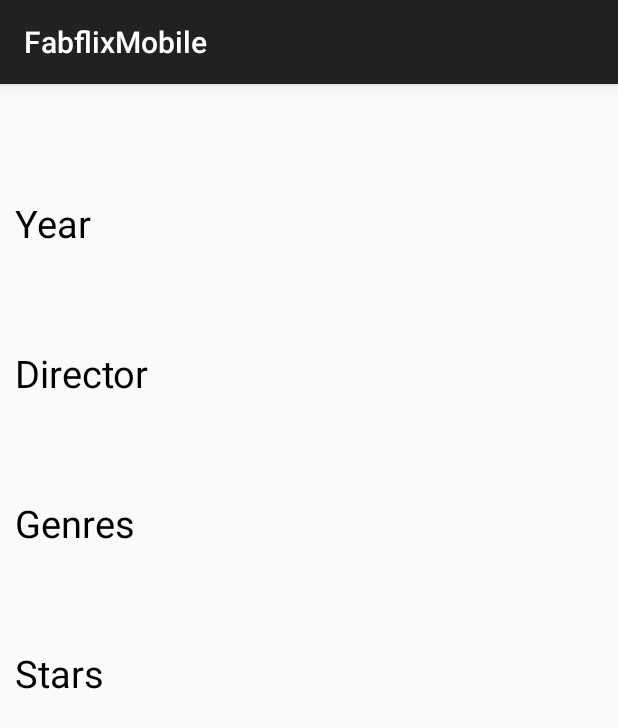
After one commit to jdluong/fabflix, an Android app: the SingleMovieActivity screen opened directly, with no data from a screen before it, on a phone screen of 412 x 824 dp. The commit adds this screen. Shown: the top 728 px of the screen. Run offline under Robolectric (Android 15) with nearby library versions, the phone set to English and light mode, and no system bars; 2 statements that could not run were skipped.

Commit message:
finished app ui/result loading

```diff
--- a/app/src/main/AndroidManifest.xml
+++ b/app/src/main/AndroidManifest.xml
@@ -20,9 +20,8 @@
                 <category android:name="android.intent.category.LAUNCHER"/>
             </intent-filter>
         </activity>
-        <activity
-                android:name=".ListViewActivity"
-        ></activity>
+        <activity android:name=".ListViewActivity"></activity>
+        <activity android:name=".SingleMovieActivity"></activity>
         <!--By default Android supports only HTTPS connection. To enable HTTP, the below line is needed-->
         <uses-library android:name="org.apache.http.legacy" android:required="false"/>
     </application>
--- a/app/src/main/java/edu/uci/ics/fabflixmobile/Login.java
+++ b/app/src/main/java/edu/uci/ics/fabflixmobile/Login.java
@@ -32,7 +32,8 @@ public class Login extends AppCompatActivity {
     private EditText password;
     private TextView message;
     private Button loginButton;
-    private String url;
+    private String url = "http://10.0.2.2:8080/fabflix_backend_war/api/app/";
+    //String url = "https://ec2-54-68-162-171.us-west-2.compute.amazonaws.com:8443/fabflix-backend/api/";
 
     @Override
     protected void onCreate(Bundle savedInstanceState) {
@@ -47,7 +48,6 @@ public class Login extends AppCompatActivity {
          * In Android, localhost is the address of the device or the emulator.
          * To connect to your machine, you need to use the below IP address
          * **/
-        url = "http://10.0.2.2:8080/fabflix_backend_war/api/app/";
 
         //assign a listener to call a function to handle the user request when clicking a button
         loginButton.setOnClickListener(new View.OnClickListener() {
--- /dev/null
+++ b/app/src/main/java/edu/uci/ics/fabflixmobile/SingleMovieActivity.java
@@ -0,0 +1,54 @@
+package edu.uci.ics.fabflixmobile;
+
+import android.os.Bundle;
+import android.support.v7.app.AppCompatActivity;
+import android.widget.RelativeLayout;
+import android.widget.TextView;
+
+import java.util.ArrayList;
+
+public class SingleMovieActivity extends AppCompatActivity {
+    RelativeLayout singleMovieView;
+
+    @Override
+    protected void onCreate(Bundle savedInstanceState) {
+        super.onCreate(savedInstanceState);
+        setContentView(R.layout.singlemovie);
+        singleMovieView = findViewById(R.id.singleMovie);
+
+        String title = getIntent().getStringExtra("title");
+        String year = getIntent().getStringExtra("year");
+        String director = getIntent().getStringExtra("director");
+
+        ArrayList<String> genres = getIntent().getStringArrayListExtra("genres");
+        ArrayList<String> stars = getIntent().getStringArrayListExtra("stars");
+        StringBuilder genreStr = new StringBuilder();
+        StringBuilder starStr = new StringBuilder();
+
+        for (int i = 0; i < genres.size(); ++i) {
+            if (i == genres.size() - 1)
+                genreStr.append(genres.get(i));
+            else
+                genreStr.append(genres.get(i) + "\n");
+        }
+
+        for (int i = 0; i < stars.size(); ++i) {
+            if (i == stars.size() - 1)
+                starStr.append(stars.get(i));
+            else
+                starStr.append(stars.get(i) + "\n");
+        }
+
+        TextView movieTitle = singleMovieView.findViewById(R.id.movieTitle);
+        TextView yearValue = singleMovieView.findViewById(R.id.yearValue);
+        TextView dirValue = singleMovieView.findViewById(R.id.dirValue);
+        TextView genreValue = singleMovieView.findViewById(R.id.genreValue);
+        TextView starValue = singleMovieView.findViewById(R.id.starValue);
+
+        movieTitle.setText(title);
+        yearValue.setText(year);
+        dirValue.setText(director);
+        genreValue.setText(genreStr.toString());
+        starValue.setText(starStr.toString());
+    }
+}
--- a/app/src/main/res/layout/singlemovie.xml
+++ b/app/src/main/res/layout/singlemovie.xml
@@ -1,45 +1,48 @@
 <?xml version="1.0" encoding="utf-8"?>
 <RelativeLayout xmlns:android="http://schemas.android.com/apk/res/android"
-                xmlns:tools="http://schemas.android.com/tools" android:layout_width="match_parent"
-                android:layout_height="match_parent">
-
+                xmlns:tools="http://schemas.android.com/tools"
+                android:layout_width="match_parent"
+                android:layout_height="match_parent"
+                android:id="@+id/singleMovie">
 
     <TextView
             android:text="TextView"
             android:layout_width="match_parent"
-            android:layout_height="wrap_content" android:id="@+id/title"
+            android:layout_height="wrap_content"
+            android:id="@+id/movieTitle"
             tools:text="Movie Title"
             android:textAppearance="@style/TextAppearance.AppCompat.Large" android:textSize="35sp"
             android:textColor="@color/red" android:paddingTop="10dp" android:paddingLeft="10dp" android:minLines="1"
             android:textStyle="italic" android:minHeight="65dp" android:paddingRight="10dp"/>
     <TextView
-            android:text="TextView"
+            android:text="Year"
             android:layout_width="match_parent"
-            android:layout_height="wrap_content" android:id="@+id/yearTitle" android:layout_below="@id/title"
-            android:minHeight="50dp" android:paddingTop="10dp" tools:text="Year"
+            android:layout_height="wrap_content"
+            android:id="@+id/yearTitle" android:layout_below="@id/movieTitle"
+            android:minHeight="50dp" android:paddingTop="10dp"
             android:textSize="25sp" android:textColor="#000000"
             android:textAppearance="@style/TextAppearance.AppCompat.Large"
             android:paddingLeft="10dp" android:paddingRight="10dp" android:paddingBottom="5dp"/>
     <TextView
-            android:text="TextView"
+            android:text="Director"
             android:layout_width="match_parent"
             android:layout_height="wrap_content" android:id="@+id/directorTitle" android:layout_below="@id/yearValue"
-            android:minHeight="50dp" android:paddingTop="10dp" android:paddingLeft="10dp" tools:text="Director"
+            android:minHeight="50dp" android:paddingTop="10dp" android:paddingLeft="10dp"
             android:textSize="25sp" android:textColor="#000000"
             android:textAppearance="@style/TextAppearance.AppCompat.Large" android:paddingRight="10dp"/>
     <TextView
-            android:text="TextView"
+            android:text="Genres"
             android:layout_width="match_parent"
             android:layout_height="wrap_content" android:layout_below="@id/dirValue"
-            android:minHeight="50dp" android:paddingTop="10dp" android:paddingLeft="10dp" tools:text="Genres"
+            android:minHeight="50dp" android:paddingTop="10dp" android:paddingLeft="10dp"
             android:textSize="25sp" android:textColor="#000000"
             android:textAppearance="@style/TextAppearance.AppCompat.Large" android:id="@+id/genreTitle"
             android:paddingRight="10dp"/>
     <TextView
-            android:text="TextView"
+            android:text="Stars"
             android:layout_width="match_parent"
             android:layout_height="wrap_content" android:layout_below="@id/genreValue"
-            android:minHeight="50dp" android:paddingTop="10dp" android:paddingLeft="10dp" tools:text="Stars"
+            android:minHeight="50dp" android:paddingTop="10dp" android:paddingLeft="10dp"
             android:textSize="25sp" android:textColor="#000000"
             android:textAppearance="@style/TextAppearance.AppCompat.Large" android:id="@+id/starTitle"
             android:paddingRight="10dp"/>
--- a/fabflix-backend/src/main/java/com/fabflix/fabflix/repository/JdbcMovieRepository.java
+++ b/fabflix-backend/src/main/java/com/fabflix/fabflix/repository/JdbcMovieRepository.java
@@ -1197,4 +1197,6 @@ public class JdbcMovieRepository implements MovieRepository {
 
         return ResponseEntity.ok().headers(responseHeaders).body(response.toString());
     }
+
+
 }
```
Also changed, not shown: app/src/main/java/edu/uci/ics/fabflixmobile/ListViewActivity.java (+54 -65 lines), app/src/main/java/edu/uci/ics/fabflixmobile/MovieListViewAdapter.java (+41 -14 lines), app/src/main/java/edu/uci/ics/fabflixmobile/MovieWithDetails.java (added, +33 -0 lines), app/src/main/java/edu/uci/ics/fabflixmobile/Rating.java (added, +38 -0 lines), app/src/main/java/edu/uci/ics/fabflixmobile/Star.java (added, +38 -0 lines), app/src/main/res/layout/listview.xml (+17 -1 lines), app/src/main/res/layout/row.xml (+5 -4 lines), app/src/main/res/menu/menu.xml (deleted, +0 -11 lines).
